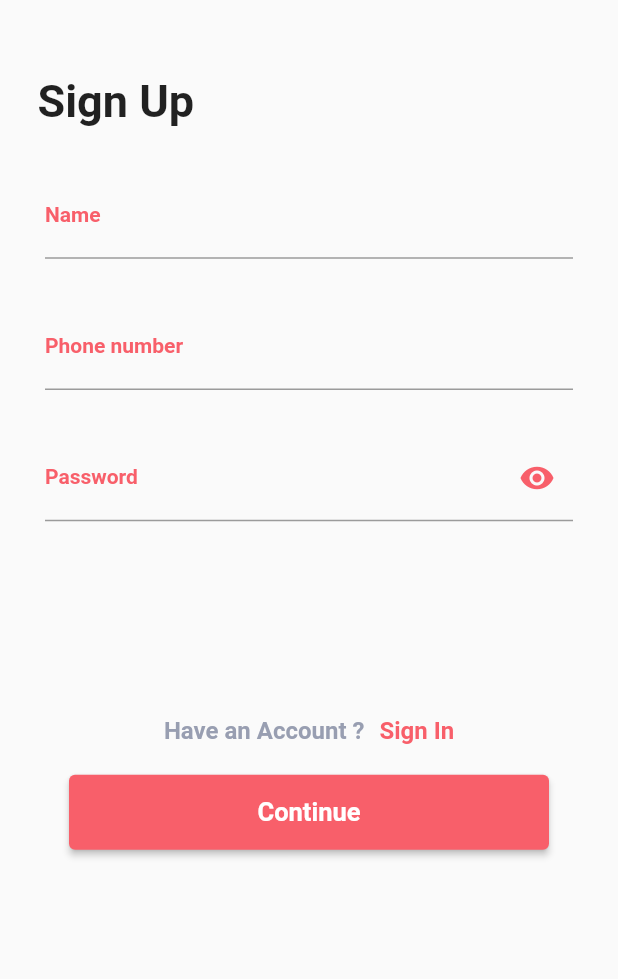
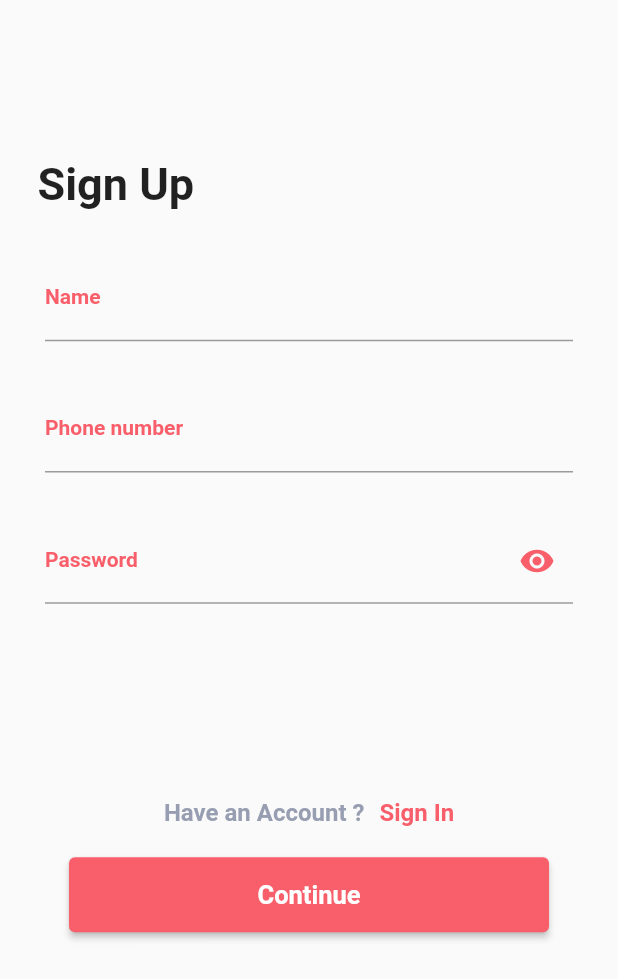
Before and after one commit to amir-r-z-a/chfclient-App, a Flutter app: the ClientSignUpScreen screen opened by its route, on a phone screen of 412 x 824 dp. Shown: the top 979 px of the screen. Run offline on Flutter 3.47's test engine with Material 2 defaults, Android fonts, the phone set to English and light mode, and no system bars; our stand-ins replace date_time_picker, dotted_border, flutter_datetime_picker, flutter_map, latlong; accounts and stored records are empty.

Commit message:
fix sign up screen !

```diff
--- a/lib/Screens/ClientSignUpScreen.dart
+++ b/lib/Screens/ClientSignUpScreen.dart
@@ -20,7 +20,9 @@ class _ClientSignUpScreenState extends State<ClientSignUpScreen> {
   @override
   Widget build(BuildContext context) {
     return Scaffold(
-      body: SingleChildScrollView(
+      body: Padding(
+        padding: const EdgeInsets.only(top: 55.0),
+        child: SingleChildScrollView(
           child: Container(
             child: Column(
               children: [
@@ -131,6 +133,7 @@ class _ClientSignUpScreenState extends State<ClientSignUpScreen> {
             ),
           ),
         ),
+      ),
     );
   }
 }
```
Lines whose indentation alone changed are shown as unchanged.
